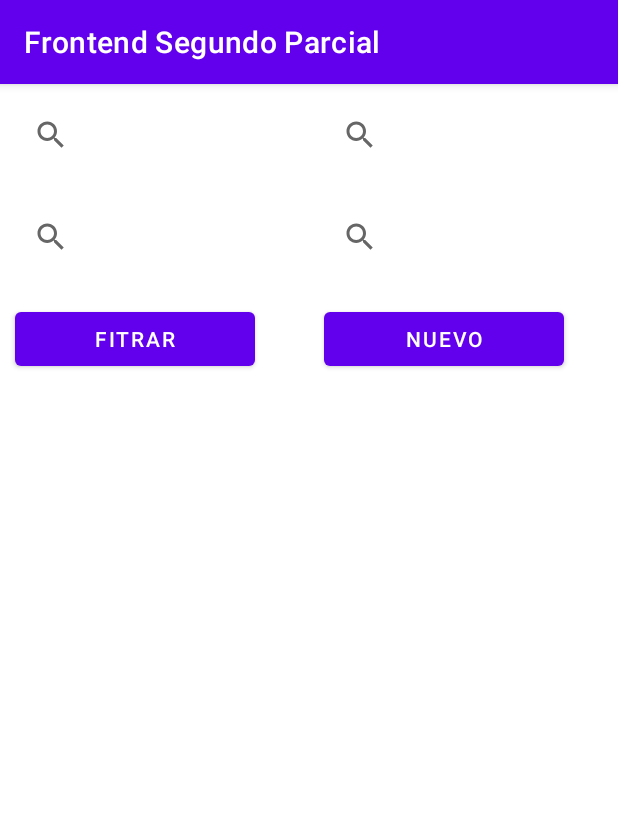
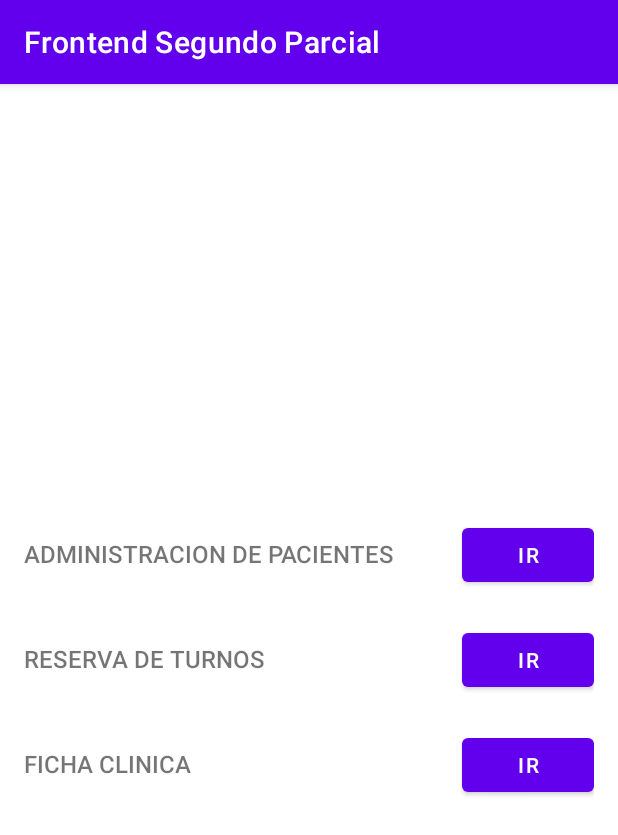
Before and after one commit to plperez1996/tp_frontend_segundo_parcial, an Android app: the screen it shows after launch (MainActivity), on a phone screen of 412 x 824 dp. Shown: the top 835 px of the screen. Run offline under Robolectric (Android 15) with nearby library versions, the phone set to English and light mode, and no system bars.

```diff
--- a/FrontendSegundoParcial/app/src/main/java/com/example/frontendsegundoparcial/APIService.kt
+++ b/FrontendSegundoParcial/app/src/main/java/com/example/frontendsegundoparcial/APIService.kt
@@ -3,10 +3,12 @@ package com.example.frontendsegundoparcial
 import retrofit2.Response
 import retrofit2.http.GET
 import retrofit2.http.Headers
+import retrofit2.http.Url
+import java.net.URLEncoder
 
 interface APIService {
 
-    @GET("stock-nutrinatalia/persona?inicio=0&cantidad=7&orderBy=apellido&orderDir=desc")
+    @GET
     @Headers("Content-Type: application/json")
-    suspend fun getAdministracionDePacientes(): Response<GetAdmiministracionPacientesResponse?>?
+    suspend fun getAdministracionDePacientes(@Url url: String): Response<GetAdmiministracionPacientesResponse?>?
 }
--- a/FrontendSegundoParcial/app/src/main/java/com/example/frontendsegundoparcial/MainActivity.kt
+++ b/FrontendSegundoParcial/app/src/main/java/com/example/frontendsegundoparcial/MainActivity.kt
@@ -1,6 +1,8 @@
 package com.example.frontendsegundoparcial
 
+import android.content.Intent
 import android.os.Bundle
+import android.widget.Button
 import androidx.appcompat.app.AppCompatActivity
 import androidx.appcompat.widget.SearchView
 import androidx.recyclerview.widget.LinearLayoutManager
@@ -8,122 +10,25 @@ import androidx.recyclerview.widget.RecyclerView
 import kotlinx.coroutines.CoroutineScope
 import kotlinx.coroutines.Dispatchers
 import kotlinx.coroutines.launch
+import kotlinx.coroutines.withContext
 import okhttp3.OkHttpClient
 import okhttp3.logging.HttpLoggingInterceptor
 import retrofit2.Retrofit
 import retrofit2.converter.gson.GsonConverterFactory
+import java.net.URLEncoder
 
 
 class MainActivity : AppCompatActivity() {
-    private lateinit var adapter : ListAdapter
-    private val pacientesAdapter = mutableListOf<Lista>()
-    private lateinit var svPacientes : SearchView
-    private lateinit var svPacientes2 : SearchView
-    private lateinit var svPacientes3 : SearchView
-    private lateinit var  rvList : RecyclerView
-
     override fun onCreate(savedInstanceState: Bundle?) {
         super.onCreate(savedInstanceState)
         setContentView(R.layout.activity_main)
-        rvList = findViewById(R.id.rvInfo)
-        rvList.layoutManager = LinearLayoutManager(this)
+        val btnAdmPac = findViewById<Button>(R.id.btnAdmPac)
 
-        adapter = ListAdapter(pacientesAdapter)
-        rvList.adapter = adapter
-
-        svPacientes = findViewById(R.id.svSearch)
-        svPacientes2 = findViewById(R.id.svSearch2)
-        svPacientes3 = findViewById(R.id.svSearch3)
-
-        svPacientes.setOnQueryTextListener(object : SearchView.OnQueryTextListener {
-            override fun onQueryTextSubmit(query: String?): Boolean {
-                getAdmiminstracionPacientes("N", query ?: "")
-                return true
-            }
-
-            override fun onQueryTextChange(newText: String?): Boolean {
-                if (newText.isNullOrEmpty()) {
-                    getAdmiminstracionPacientes()
-                }
-                return true
-            }
-        })
-
-
-        svPacientes2.setOnQueryTextListener(object : SearchView.OnQueryTextListener {
-            override fun onQueryTextSubmit(query: String?): Boolean {
-                getAdmiminstracionPacientes("A", query ?: "")
-                return true
-            }
-
-            override fun onQueryTextChange(newText: String?): Boolean {
-                if (newText.isNullOrEmpty()) {
-                    getAdmiminstracionPacientes()
-                }
-                return true
-            }
-        })
-
-        svPacientes3.setOnQueryTextListener(object : SearchView.OnQueryTextListener {
-            override fun onQueryTextSubmit(query: String?): Boolean {
-                getAdmiminstracionPacientes("C", query ?: "")
-                return true
-            }
-
-            override fun onQueryTextChange(newText: String?): Boolean {
-                if (newText.isNullOrEmpty()) {
-                    getAdmiminstracionPacientes()
-                }
-                return true
-            }
-        })
-
-        getAdmiminstracionPacientes()
+        btnAdmPac.setOnClickListener {
+            val intent = Intent(this, AdministracionPacientesActivity::class.java)
+            startActivity(intent)
+        }
 
     }
 
-    private fun getRetrofit(): Retrofit {
-        val interceptor = HttpLoggingInterceptor()
-
-        interceptor.apply { interceptor.level = HttpLoggingInterceptor.Level.BODY }
-        val client: OkHttpClient = OkHttpClient.Builder()
-            .addInterceptor(interceptor)
-            .build()
-
-
-        return Retrofit.Builder()
-            .baseUrl("https://equipoyosh.com/")
-            .addConverterFactory(GsonConverterFactory.create())
-            .client(client)
-            .build()
-    }
-
-    private fun getAdmiminstracionPacientes(opcion: String = "", cadena: String = "") {
-        CoroutineScope(Dispatchers.IO).launch {
-            val call = getRetrofit().create(APIService::class.java).getAdministracionDePacientes()
-            val pacientesLista = call?.body()
-            runOnUiThread {
-                if (call != null) {
-                    if (call.isSuccessful) {
-                        pacientesAdapter.clear()
-                        when (opcion) {
-                            "N" -> {
-                                pacientesAdapter.addAll(pacientesLista?.lista?.filter { it.nombre != null && it.nombre.lowercase() == cadena.lowercase() } ?: emptyList())
-                            }
-                            "A" -> {
-                                pacientesAdapter.addAll(pacientesLista?.lista?.filter { it.apellido != null && it.apellido.lowercase() == cadena.lowercase() } ?: emptyList())
-                            }
-                            "C" -> {
-                                pacientesAdapter.addAll(pacientesLista?.lista?.filter { it.nombre != null && it.nombre.lowercase().contains(cadena.lowercase()) } ?: emptyList())
-                            }
-                            else -> {
-                                pacientesAdapter.addAll(pacientesLista?.lista ?: emptyList())
-                            }
-                        }
-                        adapter.notifyDataSetChanged()
-                    }
-                }
-            }
-        }
-    }
 }
--- a/FrontendSegundoParcial/app/src/main/res/layout/activity_main.xml
+++ b/FrontendSegundoParcial/app/src/main/res/layout/activity_main.xml
@@ -3,80 +3,82 @@
     xmlns:app="http://schemas.android.com/apk/res-auto"
     xmlns:tools="http://schemas.android.com/tools"
     android:orientation="vertical"
-    android:gravity="center"
+    android:gravity="center|left"
+    android:padding="16dp"
     android:layout_width="match_parent"
     android:layout_height="match_parent"
     tools:context=".MainActivity">
 
-    <GridLayout
+    <LinearLayout
         android:layout_width="match_parent"
         android:layout_height="wrap_content"
-        android:columnCount="2"
-        android:rowCount="3">
+        android:orientation="horizontal">
 
-        <androidx.appcompat.widget.SearchView
-            android:id="@+id/svSearch"
-            android:inputType="text"
-            app:queryHint="Nombre"
-            android:layout_gravity="center"
-            android:layout_width="160dp"
-            android:layout_margin="10dp"
+        <TextView
+            android:layout_width="0dp"
             android:layout_height="wrap_content"
-            android:imeOptions="actionSearch"/>
-
-        <androidx.appcompat.widget.SearchView
-            android:id="@+id/svSearch2"
-            android:inputType="text"
-            app:queryHint="Apellido"
-            android:layout_gravity="center"
-            android:layout_columnSpan="1"
-            android:layout_margin="10dp"
-            android:layout_width="160dp"
-            android:layout_height="wrap_content"
-            android:imeOptions="actionSearch"/>
-
-        <androidx.appcompat.widget.SearchView
-            android:id="@+id/svSearch3"
-            android:inputType="text"
-            app:queryHint="Cadena"
-            android:layout_gravity="center"
-            android:layout_margin="10dp"
-            android:layout_width="160dp"
-            android:layout_height="wrap_content"
-            android:imeOptions="actionSearch"/>
-
-        <androidx.appcompat.widget.SearchView
-            android:id="@+id/svSearch4"
-            android:inputType="text"
-            app:queryHint="Cantidad"
-            android:layout_gravity="center"
-            android:layout_columnSpan="1"
-            android:layout_margin="10dp"
-            android:layout_width="160dp"
-            android:layout_height="wrap_content"
-            android:imeOptions="actionSearch"/>
+            android:textSize="16sp"
+            android:layout_weight="1"
+            android:fontFamily="sans-serif-medium"
+            android:text="ADMINISTRACION DE PACIENTES"/>
 
         <Button
-            android:id="@+id/btnFilter"
-            android:layout_width="160dp"
-            android:layout_gravity="center"
-            android:layout_margin="10dp"
+            android:id="@+id/btnAdmPac"
+            android:layout_width="wrap_content"
             android:layout_height="wrap_content"
-            android:text="Fitrar" />
+            android:text="IR"/>
+
+    </LinearLayout>
+
+    <Space
+        android:layout_width="wrap_content"
+        android:layout_height="22dp"/>
+
+    <LinearLayout
+        android:layout_width="match_parent"
+        android:layout_height="wrap_content"
+        android:orientation="horizontal">
+
+        <TextView
+            android:layout_width="0dp"
+            android:layout_height="wrap_content"
+            android:textSize="16sp"
+            android:layout_weight="1"
+            android:fontFamily="sans-serif-medium"
+            android:text="RESERVA DE TURNOS"/>
 
         <Button
-            android:id="@+id/btnNew"
-            android:layout_width="160dp"
-            android:layout_gravity="center"
-            android:layout_margin="10dp"
+            android:id="@+id/btnResTurn"
+            android:layout_width="wrap_content"
             android:layout_height="wrap_content"
-            android:text="Nuevo" />
+            android:text="IR"/>
 
-    </GridLayout>
+    </LinearLayout>
 
-    <androidx.recyclerview.widget.RecyclerView
-        android:id="@+id/rvInfo"
+    <Space
+        android:layout_width="wrap_content"
+        android:layout_height="22dp"/>
+
+    <LinearLayout
         android:layout_width="match_parent"
-        android:layout_height="match_parent" />
+        android:layout_height="wrap_content"
+        android:orientation="horizontal">
+
+        <TextView
+            android:layout_width="0dp"
+            android:layout_height="wrap_content"
+            android:layout_weight="1"
+            android:textSize="16sp"
+            android:fontFamily="sans-serif-medium"
+            android:text="FICHA CLINICA"/>
+
+        <Button
+            android:id="@+id/btnFichClin"
+            android:layout_width="wrap_content"
+            android:layout_height="wrap_content"
+            android:text="IR"/>
+
+
+    </LinearLayout>
 
 </LinearLayout>
```
Also changed, not shown: FrontendSegundoParcial/app/src/main/AndroidManifest.xml (+8 -1 lines), FrontendSegundoParcial/app/src/main/java/com/example/frontendsegundoparcial/AdministracionPacientesActivity.kt (added, +143 -0 lines), FrontendSegundoParcial/app/src/main/res/layout/activity_administracion_pacientes.xml (added, +94 -0 lines), 1 other file.
